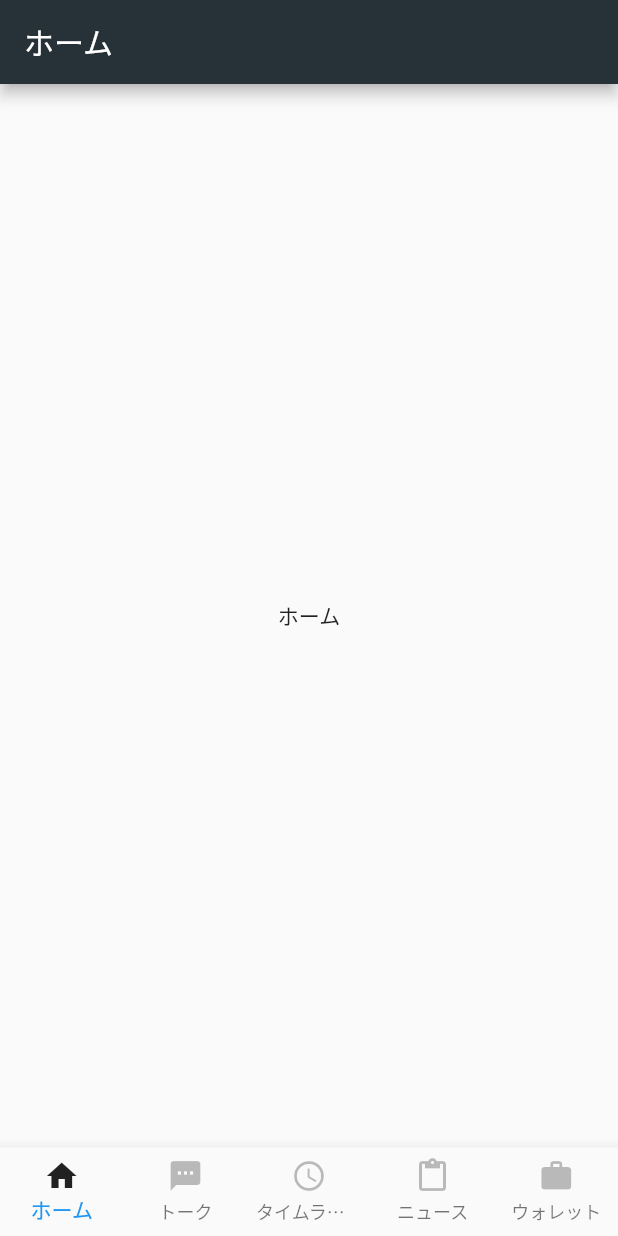
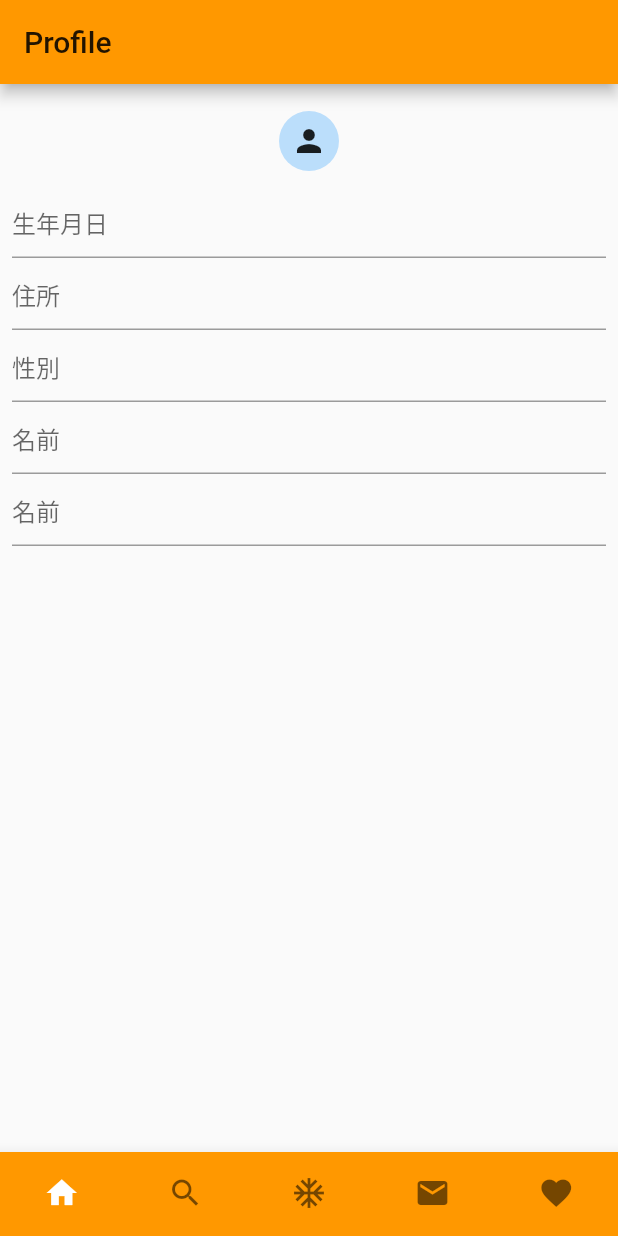
Before and after one commit to yokokida/demo, a Flutter app: the screen it shows after launch, on a phone screen of 412 x 824 dp. Run offline on Flutter 3.47's test engine with Material 2 defaults, Android fonts, the phone set to English and light mode, and no system bars; our stand-ins replace flutter_slidable.

Commit message:
ProfileとRootをHomeに変更

```diff
--- a/lib/main.dart
+++ b/lib/main.dart
@@ -1,5 +1,4 @@
 import 'package:flutter/material.dart';
-import 'header.dart';
 import 'root.dart';
 
 void main() {
@@ -13,9 +12,9 @@ class App extends StatelessWidget {
       debugShowCheckedModeBanner: false,
       title: 'Flutter Demo',
       theme: ThemeData(
-        primaryColor: Colors.blueGrey[900],
+        primaryColor: Colors.orange,
       ),
-      home: RootWidget(),
+      home: HomeScreen(),
     );
   }
 }
--- a/lib/pages/page_home.dart
+++ /dev/null
@@ -1,14 +0,0 @@
-import 'package:flutter/material.dart';
-
-class Home extends StatelessWidget { // <- (※1)
-  @override
-  Widget build(BuildContext context) {
-    return Scaffold(
-      appBar: AppBar(
-        title: Text("ホーム"), // <- (※2)
-      ),
-      body: Center(child: Text("ホーム") // <- (※3)
-      ),
-    );
-  }
-}
--- /dev/null
+++ b/lib/pages/page_top.dart
@@ -0,0 +1,50 @@
+import 'package:flutter/material.dart';
+
+class Top extends StatelessWidget {
+  @override
+  Widget build(BuildContext context) {
+    return Scaffold(
+      appBar: AppBar(
+        title: Text("Profile"),
+      ),
+      body: Padding(
+        padding: const EdgeInsets.all(8.0),
+        child: Column(
+          children: [
+            Container(
+              height: 60.0,
+              child: CircleAvatar(
+                child : Icon(Icons.person)
+              ),
+            ),
+            TextField(
+              decoration: InputDecoration(
+                hintText: ('生年月日'),
+              ),
+            ),
+            TextField(
+              decoration: InputDecoration(
+                hintText: ('住所'),
+              ),
+            ),
+            TextField(
+              decoration: InputDecoration(
+                hintText: ('性別'),
+              ),
+            ),
+            TextField(
+              decoration: InputDecoration(
+                hintText: ('名前'),
+              ),
+            ),
+            TextField(
+              decoration: InputDecoration(
+                hintText: ('名前'),
+              ),
+            ),
+          ],
+        ),
+      ),
+    );
+  }
+}
--- a/lib/root.dart
+++ b/lib/root.dart
@@ -1,109 +1,90 @@
 import 'package:flutter/cupertino.dart';
 import 'package:flutter/material.dart';
 
-import 'pages/page_home.dart';
+import 'pages/page_top.dart';
 import 'pages/page_news.dart';
 import 'pages/page_talk.dart';
 import 'pages/page_timeline.dart';
 import 'pages/page_wallet.dart';
 
 
-class RootWidget extends StatefulWidget {
-  RootWidget({Key key}) : super(key: key);
-
+class HomeScreen extends StatefulWidget {
   @override
-  _RootWidgetState createState() => _RootWidgetState();
+  _HomeScreenState createState() => _HomeScreenState();
 }
 
-class _RootWidgetState extends State<RootWidget> {
-  int _selectedIndex = 0;
-  final _bottomNavigationBarItems = <BottomNavigationBarItem>[];
-
-  static const _footerIcons = [
-    Icons.home,
-    Icons.textsms,
-    Icons.access_time,
-    Icons.content_paste,
-    Icons.work,
-  ];
-
-  static const _footerItemNames = [
-    'ホーム',
-    'トーク',
-    'タイムライン',
-    'ニュース',
-    'ウォレット',
-  ];
-
-  // === 追加部分 ===
-  var _routes = [
-    Home(),
-    Talk(),
-    TimeLine(),
-    News(),
-    Wallet(),
-  ];
-  // ==============
+class _HomeScreenState extends State<HomeScreen> {
+  // オンタップのロジック
+  List<Widget> _pages;
+  int _currentIndex = 0;
 
   @override
   void initState() {
+    _pages = [
+      Top(),
+      News(),
+      Talk(),
+      TimeLine(),
+      Wallet(),
+    ];
     super.initState();
-    _bottomNavigationBarItems.add(_UpdateActiveState(0));
-    for (var i = 1; i < _footerItemNames.length; i++) {
-      _bottomNavigationBarItems.add(_UpdateDeactiveState(i));
-    }
   }
 
-  /// インデックスのアイテムをアクティベートする
-  BottomNavigationBarItem _UpdateActiveState(int index) {
-    return BottomNavigationBarItem(
-        icon: Icon(
-          _footerIcons[index],
-          color: Colors.black87,
-        ),
-        title: Text(
-          _footerItemNames[index],
-          style: TextStyle(
-            color: Colors.black87,
-          ),
-        )
-    );
-  }
-
-  BottomNavigationBarItem _UpdateDeactiveState(int index) {
-    return BottomNavigationBarItem(
-        icon: Icon(
-          _footerIcons[index],
-          color: Colors.black26,
-        ),
-        title: Text(
-          _footerItemNames[index],
-          style: TextStyle(
-            color: Colors.black26,
-          ),
-        )
-    );
-  }
-
-  void _onItemTapped(int index) {
-    setState(() {
-      _bottomNavigationBarItems[_selectedIndex] =
-          _UpdateDeactiveState(_selectedIndex);
-      _bottomNavigationBarItems[index] = _UpdateActiveState(index);
-      _selectedIndex = index;
-    });
-  }
-
+  // 見た目
   @override
   Widget build(BuildContext context) {
     return Scaffold(
-      body: _routes.elementAt(_selectedIndex),
+      body: _pages[_currentIndex],
       bottomNavigationBar: BottomNavigationBar(
-        type: BottomNavigationBarType.fixed, // これを書かないと3つまでしか表示されない
-        items: _bottomNavigationBarItems,
-        currentIndex: _selectedIndex,
-        onTap: _onItemTapped,
+        // オンタップ属性
+        currentIndex: _currentIndex,
+        onTap: (index) {
+          setState(() {
+            _currentIndex = index;
+          });
+        },
+        // 各ページのボタン
+        items: [
+          BottomNavigationBarItem(
+            icon: Icon(Icons.home),
+            title: Text('TOP'),
+          ),
+          BottomNavigationBarItem(
+            icon: Icon(Icons.search),
+            title: Text('TOP'),
+          ),
+          BottomNavigationBarItem(
+            icon: Icon(Icons.ac_unit),
+            title: Text('TOP'),
+          ),
+          BottomNavigationBarItem(
+            icon: Icon(Icons.mail),
+            title: Text('TOP'),
+          ),
+          BottomNavigationBarItem(
+            icon: Icon(Icons.favorite),
+            title: Text('TOP'),
+          ),
+        ],
+        // デザイン
+        type: BottomNavigationBarType.fixed,
+        showSelectedLabels: false,
+        showUnselectedLabels: false,
+        selectedItemColor: Colors.white,
+        backgroundColor: Colors.orange,
+        iconSize: 24.0,
       ),
     );
   }
 }
+
+class LoginScreen extends StatelessWidget {
+  @override
+  Widget build(BuildContext context) {
+    return Scaffold(
+      body: Container(
+        // todo
+      ),
+    );
+  }
+}
```
Also changed, not shown: 1 other file.
